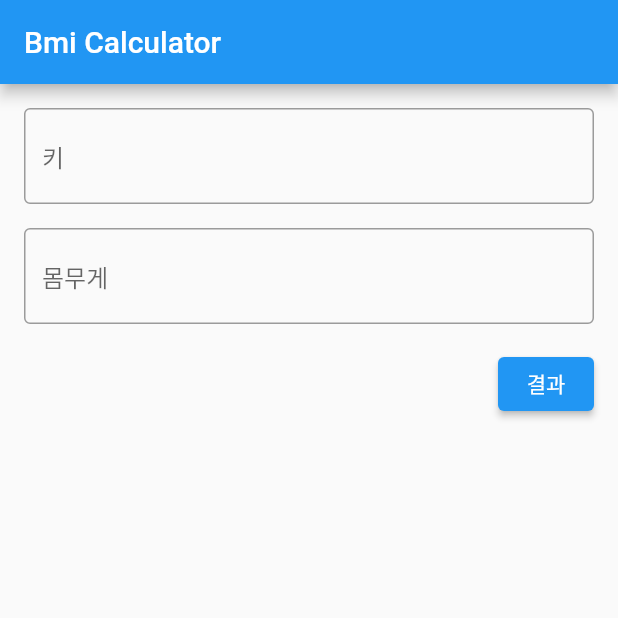
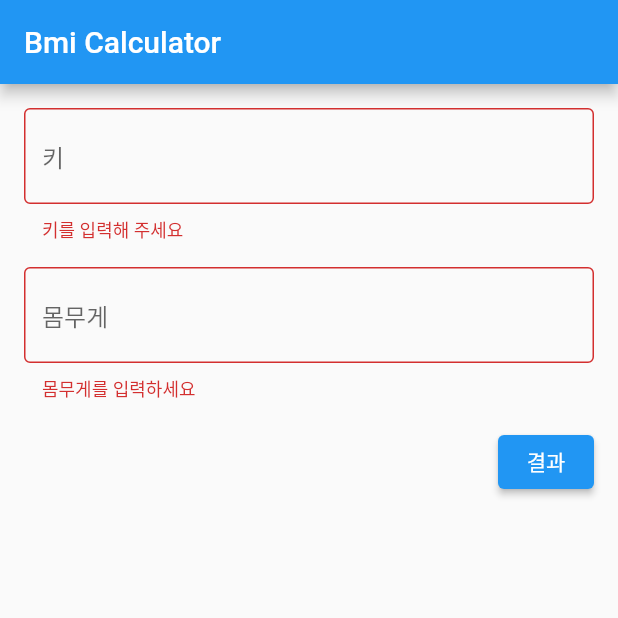
Before and after one commit to chihyeonWON/BMI-Calculator, a Flutter app: the screen it shows after launch, after a tap on "결과", on a phone screen of 412 x 824 dp, the top half of it. Run offline on Flutter 3.47's test engine with Material 2 defaults, Android fonts, the phone set to English and light mode, and no system bars.

Commit message:
결과 버튼 클릭 시 화면 이동과 키, 몸무게 값 전달

```diff
--- a/lib/main.dart
+++ b/lib/main.dart
@@ -73,7 +73,7 @@ class _BmiMainState extends State<BmiMain> {
                   if(value!.trim().isEmpty) {
                     return '몸무게를 입력하세요';
                   }
-                  return '몸무게를 입력하세요';
+                  return null;
                 },
               ),
               Container( // 버튼 여백,배치
@@ -81,6 +81,15 @@ class _BmiMainState extends State<BmiMain> {
                 alignment: Alignment.centerRight, // 오른쪽 가운데에 위치
                 child:ElevatedButton(
                   onPressed: (){
+                    if(_formKey.currentState!.validate()) { // 키와 몸무게 값이 검증되었다면 화면 이동
+                      Navigator.push(
+                        context,
+                        MaterialPageRoute(
+                            builder: (context) => BmiResult(
+                              double.parse(_heightController.text.trim()),
+                              double.parse(_weightContoller.text.trim()))),
+                      );
+                    }
                   },
                   child:Text('결과'),
                 ),
```
